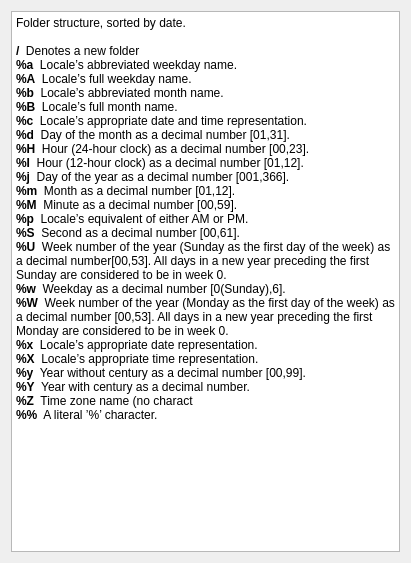
This is GUI/infoDates.ui in internetimagery/Photos-and-Image-Curation-System as Qt 5 draws it before an edit. The edited form follows.
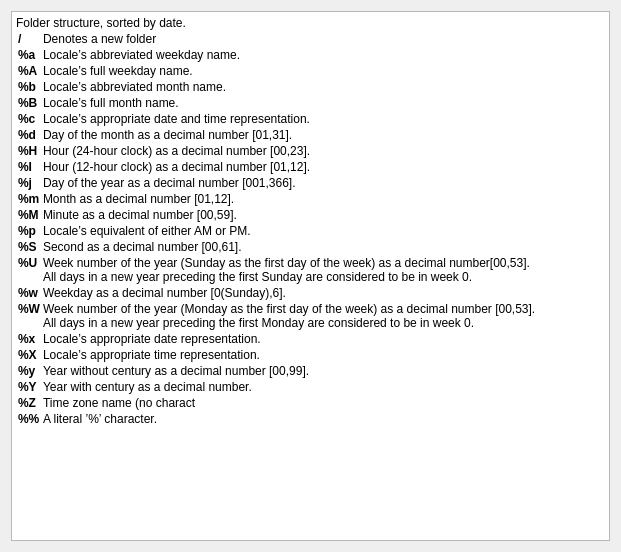
This is the edited form.

Patch:
```diff
--- a/GUI/infoDates.ui
+++ b/GUI/infoDates.ui
@@ -6,8 +6,8 @@
    <rect>
     <x>0</x>
     <y>0</y>
-    <width>411</width>
-    <height>563</height>
+    <width>621</width>
+    <height>552</height>
    </rect>
   </property>
   <property name="windowTitle">
@@ -23,29 +23,122 @@
 &lt;/style&gt;&lt;/head&gt;&lt;body style=&quot; font-family:'Noto Sans'; font-size:9pt; font-weight:400; font-style:normal;&quot;&gt;
 &lt;p style=&quot; margin-top:0px; margin-bottom:0px; margin-left:0px; margin-right:0px; -qt-block-indent:0; text-indent:0px;&quot;&gt;Folder structure, sorted by date.&lt;/p&gt;
 &lt;p style=&quot;-qt-paragraph-type:empty; margin-top:0px; margin-bottom:0px; margin-left:0px; margin-right:0px; -qt-block-indent:0; text-indent:0px;&quot;&gt;&lt;br /&gt;&lt;/p&gt;
-&lt;p style=&quot; margin-top:0px; margin-bottom:0px; margin-left:0px; margin-right:0px; -qt-block-indent:0; text-indent:0px;&quot;&gt;&lt;span style=&quot; font-weight:600;&quot;&gt;/  &lt;/span&gt;Denotes a new folder&lt;/p&gt;
-&lt;p style=&quot; margin-top:0px; margin-bottom:0px; margin-left:0px; margin-right:0px; -qt-block-indent:0; text-indent:0px;&quot;&gt;&lt;span style=&quot; font-weight:600;&quot;&gt;%a&lt;/span&gt;  Locale’s abbreviated weekday name.&lt;/p&gt;
-&lt;p style=&quot; margin-top:0px; margin-bottom:0px; margin-left:0px; margin-right:0px; -qt-block-indent:0; text-indent:0px;&quot;&gt;&lt;span style=&quot; font-weight:600;&quot;&gt;%A&lt;/span&gt;  Locale’s full weekday name.&lt;/p&gt;
-&lt;p style=&quot; margin-top:0px; margin-bottom:0px; margin-left:0px; margin-right:0px; -qt-block-indent:0; text-indent:0px;&quot;&gt;&lt;span style=&quot; font-weight:600;&quot;&gt;%b&lt;/span&gt;  Locale’s abbreviated month name.&lt;/p&gt;
-&lt;p style=&quot; margin-top:0px; margin-bottom:0px; margin-left:0px; margin-right:0px; -qt-block-indent:0; text-indent:0px;&quot;&gt;&lt;span style=&quot; font-weight:600;&quot;&gt;%B&lt;/span&gt;  Locale’s full month name.&lt;/p&gt;
-&lt;p style=&quot; margin-top:0px; margin-bottom:0px; margin-left:0px; margin-right:0px; -qt-block-indent:0; text-indent:0px;&quot;&gt;&lt;span style=&quot; font-weight:600;&quot;&gt;%c&lt;/span&gt;  Locale’s appropriate date and time representation.&lt;/p&gt;
-&lt;p style=&quot; margin-top:0px; margin-bottom:0px; margin-left:0px; margin-right:0px; -qt-block-indent:0; text-indent:0px;&quot;&gt;&lt;span style=&quot; font-weight:600;&quot;&gt;%d&lt;/span&gt;  Day of the month as a decimal number [01,31].&lt;/p&gt;
-&lt;p style=&quot; margin-top:0px; margin-bottom:0px; margin-left:0px; margin-right:0px; -qt-block-indent:0; text-indent:0px;&quot;&gt;&lt;span style=&quot; font-weight:600;&quot;&gt;%H&lt;/span&gt;  Hour (24-hour clock) as a decimal number [00,23].&lt;/p&gt;
-&lt;p style=&quot; margin-top:0px; margin-bottom:0px; margin-left:0px; margin-right:0px; -qt-block-indent:0; text-indent:0px;&quot;&gt;&lt;span style=&quot; font-weight:600;&quot;&gt;%I&lt;/span&gt;  Hour (12-hour clock) as a decimal number [01,12].&lt;/p&gt;
-&lt;p style=&quot; margin-top:0px; margin-bottom:0px; margin-left:0px; margin-right:0px; -qt-block-indent:0; text-indent:0px;&quot;&gt;&lt;span style=&quot; font-weight:600;&quot;&gt;%j&lt;/span&gt;  Day of the year as a decimal number [001,366].&lt;/p&gt;
-&lt;p style=&quot; margin-top:0px; margin-bottom:0px; margin-left:0px; margin-right:0px; -qt-block-indent:0; text-indent:0px;&quot;&gt;&lt;span style=&quot; font-weight:600;&quot;&gt;%m&lt;/span&gt;  Month as a decimal number [01,12].&lt;/p&gt;
-&lt;p style=&quot; margin-top:0px; margin-bottom:0px; margin-left:0px; margin-right:0px; -qt-block-indent:0; text-indent:0px;&quot;&gt;&lt;span style=&quot; font-weight:600;&quot;&gt;%M&lt;/span&gt;  Minute as a decimal number [00,59].&lt;/p&gt;
-&lt;p style=&quot; margin-top:0px; margin-bottom:0px; margin-left:0px; margin-right:0px; -qt-block-indent:0; text-indent:0px;&quot;&gt;&lt;span style=&quot; font-weight:600;&quot;&gt;%p&lt;/span&gt;  Locale’s equivalent of either AM or PM.&lt;/p&gt;
-&lt;p style=&quot; margin-top:0px; margin-bottom:0px; margin-left:0px; margin-right:0px; -qt-block-indent:0; text-indent:0px;&quot;&gt;&lt;span style=&quot; font-weight:600;&quot;&gt;%S&lt;/span&gt;  Second as a decimal number [00,61].&lt;/p&gt;
-&lt;p style=&quot; margin-top:0px; margin-bottom:0px; margin-left:0px; margin-right:0px; -qt-block-indent:0; text-indent:0px;&quot;&gt;&lt;span style=&quot; font-weight:600;&quot;&gt;%U&lt;/span&gt;  Week number of the year (Sunday as the first day of the week) as a decimal number[00,53]. All days in a new year preceding the first Sunday are considered to be in week 0.&lt;/p&gt;
-&lt;p style=&quot; margin-top:0px; margin-bottom:0px; margin-left:0px; margin-right:0px; -qt-block-indent:0; text-indent:0px;&quot;&gt;&lt;span style=&quot; font-weight:600;&quot;&gt;%w&lt;/span&gt;  Weekday as a decimal number [0(Sunday),6].&lt;/p&gt;
-&lt;p style=&quot; margin-top:0px; margin-bottom:0px; margin-left:0px; margin-right:0px; -qt-block-indent:0; text-indent:0px;&quot;&gt;&lt;span style=&quot; font-weight:600;&quot;&gt;%W&lt;/span&gt;  Week number of the year (Monday as the first day of the week) as a decimal number [00,53]. All days in a new year preceding the first Monday are considered to be in week 0.&lt;/p&gt;
-&lt;p style=&quot; margin-top:0px; margin-bottom:0px; margin-left:0px; margin-right:0px; -qt-block-indent:0; text-indent:0px;&quot;&gt;&lt;span style=&quot; font-weight:600;&quot;&gt;%x&lt;/span&gt;  Locale’s appropriate date representation.&lt;/p&gt;
-&lt;p style=&quot; margin-top:0px; margin-bottom:0px; margin-left:0px; margin-right:0px; -qt-block-indent:0; text-indent:0px;&quot;&gt;&lt;span style=&quot; font-weight:600;&quot;&gt;%X&lt;/span&gt;  Locale’s appropriate time representation.&lt;/p&gt;
-&lt;p style=&quot; margin-top:0px; margin-bottom:0px; margin-left:0px; margin-right:0px; -qt-block-indent:0; text-indent:0px;&quot;&gt;&lt;span style=&quot; font-weight:600;&quot;&gt;%y&lt;/span&gt;  Year without century as a decimal number [00,99].&lt;/p&gt;
-&lt;p style=&quot; margin-top:0px; margin-bottom:0px; margin-left:0px; margin-right:0px; -qt-block-indent:0; text-indent:0px;&quot;&gt;&lt;span style=&quot; font-weight:600;&quot;&gt;%Y&lt;/span&gt;  Year with century as a decimal number.&lt;/p&gt;
-&lt;p style=&quot; margin-top:0px; margin-bottom:0px; margin-left:0px; margin-right:0px; -qt-block-indent:0; text-indent:0px;&quot;&gt;&lt;span style=&quot; font-weight:600;&quot;&gt;%Z&lt;/span&gt;  Time zone name (no charact&lt;/p&gt;
-&lt;p style=&quot; margin-top:0px; margin-bottom:0px; margin-left:0px; margin-right:0px; -qt-block-indent:0; text-indent:0px;&quot;&gt;&lt;span style=&quot; font-weight:600;&quot;&gt;%%&lt;/span&gt;  A literal ’%’ character.&lt;/p&gt;&lt;/body&gt;&lt;/html&gt;</string>
+&lt;table border=&quot;0&quot; style=&quot; margin-top:0px; margin-bottom:0px; margin-left:0px; margin-right:0px;&quot; cellspacing=&quot;2&quot; cellpadding=&quot;0&quot;&gt;
+&lt;tr&gt;
+&lt;td&gt;
+&lt;p style=&quot; margin-top:0px; margin-bottom:0px; margin-left:0px; margin-right:0px; -qt-block-indent:0; text-indent:0px;&quot;&gt;&lt;span style=&quot; font-weight:600;&quot;&gt;/  &lt;/span&gt;&lt;/p&gt;&lt;/td&gt;
+&lt;td&gt;
+&lt;p style=&quot; margin-top:0px; margin-bottom:0px; margin-left:0px; margin-right:0px; -qt-block-indent:0; text-indent:0px;&quot;&gt;Denotes a new folder&lt;/p&gt;&lt;/td&gt;&lt;/tr&gt;
+&lt;tr&gt;
+&lt;td&gt;
+&lt;p style=&quot; margin-top:0px; margin-bottom:0px; margin-left:0px; margin-right:0px; -qt-block-indent:0; text-indent:0px;&quot;&gt;&lt;span style=&quot; font-weight:600;&quot;&gt;%a&lt;/span&gt;&lt;/p&gt;&lt;/td&gt;
+&lt;td&gt;
+&lt;p style=&quot; margin-top:0px; margin-bottom:0px; margin-left:0px; margin-right:0px; -qt-block-indent:0; text-indent:0px;&quot;&gt;Locale’s abbreviated weekday name.&lt;/p&gt;&lt;/td&gt;&lt;/tr&gt;
+&lt;tr&gt;
+&lt;td&gt;
+&lt;p style=&quot; margin-top:0px; margin-bottom:0px; margin-left:0px; margin-right:0px; -qt-block-indent:0; text-indent:0px;&quot;&gt;&lt;span style=&quot; font-weight:600;&quot;&gt;%A&lt;/span&gt;&lt;/p&gt;&lt;/td&gt;
+&lt;td&gt;
+&lt;p style=&quot; margin-top:0px; margin-bottom:0px; margin-left:0px; margin-right:0px; -qt-block-indent:0; text-indent:0px;&quot;&gt;Locale’s full weekday name.&lt;/p&gt;&lt;/td&gt;&lt;/tr&gt;
+&lt;tr&gt;
+&lt;td&gt;
+&lt;p style=&quot; margin-top:0px; margin-bottom:0px; margin-left:0px; margin-right:0px; -qt-block-indent:0; text-indent:0px;&quot;&gt;&lt;span style=&quot; font-weight:600;&quot;&gt;%b&lt;/span&gt;&lt;/p&gt;&lt;/td&gt;
+&lt;td&gt;
+&lt;p style=&quot; margin-top:0px; margin-bottom:0px; margin-left:0px; margin-right:0px; -qt-block-indent:0; text-indent:0px;&quot;&gt;Locale’s abbreviated month name.&lt;/p&gt;&lt;/td&gt;&lt;/tr&gt;
+&lt;tr&gt;
+&lt;td&gt;
+&lt;p style=&quot; margin-top:0px; margin-bottom:0px; margin-left:0px; margin-right:0px; -qt-block-indent:0; text-indent:0px;&quot;&gt;&lt;span style=&quot; font-weight:600;&quot;&gt;%B&lt;/span&gt;&lt;/p&gt;&lt;/td&gt;
+&lt;td&gt;
+&lt;p style=&quot; margin-top:0px; margin-bottom:0px; margin-left:0px; margin-right:0px; -qt-block-indent:0; text-indent:0px;&quot;&gt;Locale’s full month name.&lt;/p&gt;&lt;/td&gt;&lt;/tr&gt;
+&lt;tr&gt;
+&lt;td&gt;
+&lt;p style=&quot; margin-top:0px; margin-bottom:0px; margin-left:0px; margin-right:0px; -qt-block-indent:0; text-indent:0px;&quot;&gt;&lt;span style=&quot; font-weight:600;&quot;&gt;%c&lt;/span&gt;&lt;/p&gt;&lt;/td&gt;
+&lt;td&gt;
+&lt;p style=&quot; margin-top:0px; margin-bottom:0px; margin-left:0px; margin-right:0px; -qt-block-indent:0; text-indent:0px;&quot;&gt;Locale’s appropriate date and time representation.&lt;/p&gt;&lt;/td&gt;&lt;/tr&gt;
+&lt;tr&gt;
+&lt;td&gt;
+&lt;p style=&quot; margin-top:0px; margin-bottom:0px; margin-left:0px; margin-right:0px; -qt-block-indent:0; text-indent:0px;&quot;&gt;&lt;span style=&quot; font-weight:600;&quot;&gt;%d&lt;/span&gt;&lt;/p&gt;&lt;/td&gt;
+&lt;td&gt;
+&lt;p style=&quot; margin-top:0px; margin-bottom:0px; margin-left:0px; margin-right:0px; -qt-block-indent:0; text-indent:0px;&quot;&gt;Day of the month as a decimal number [01,31].&lt;/p&gt;&lt;/td&gt;&lt;/tr&gt;
+&lt;tr&gt;
+&lt;td&gt;
+&lt;p style=&quot; margin-top:0px; margin-bottom:0px; margin-left:0px; margin-right:0px; -qt-block-indent:0; text-indent:0px;&quot;&gt;&lt;span style=&quot; font-weight:600;&quot;&gt;%H&lt;/span&gt;&lt;/p&gt;&lt;/td&gt;
+&lt;td&gt;
+&lt;p style=&quot; margin-top:0px; margin-bottom:0px; margin-left:0px; margin-right:0px; -qt-block-indent:0; text-indent:0px;&quot;&gt;Hour (24-hour clock) as a decimal number [00,23].&lt;/p&gt;&lt;/td&gt;&lt;/tr&gt;
+&lt;tr&gt;
+&lt;td&gt;
+&lt;p style=&quot; margin-top:0px; margin-bottom:0px; margin-left:0px; margin-right:0px; -qt-block-indent:0; text-indent:0px;&quot;&gt;&lt;span style=&quot; font-weight:600;&quot;&gt;%I&lt;/span&gt;&lt;/p&gt;&lt;/td&gt;
+&lt;td&gt;
+&lt;p style=&quot; margin-top:0px; margin-bottom:0px; margin-left:0px; margin-right:0px; -qt-block-indent:0; text-indent:0px;&quot;&gt;Hour (12-hour clock) as a decimal number [01,12].&lt;/p&gt;&lt;/td&gt;&lt;/tr&gt;
+&lt;tr&gt;
+&lt;td&gt;
+&lt;p style=&quot; margin-top:0px; margin-bottom:0px; margin-left:0px; margin-right:0px; -qt-block-indent:0; text-indent:0px;&quot;&gt;&lt;span style=&quot; font-weight:600;&quot;&gt;%j&lt;/span&gt;&lt;/p&gt;&lt;/td&gt;
+&lt;td&gt;
+&lt;p style=&quot; margin-top:0px; margin-bottom:0px; margin-left:0px; margin-right:0px; -qt-block-indent:0; text-indent:0px;&quot;&gt;Day of the year as a decimal number [001,366].&lt;/p&gt;&lt;/td&gt;&lt;/tr&gt;
+&lt;tr&gt;
+&lt;td&gt;
+&lt;p style=&quot; margin-top:0px; margin-bottom:0px; margin-left:0px; margin-right:0px; -qt-block-indent:0; text-indent:0px;&quot;&gt;&lt;span style=&quot; font-weight:600;&quot;&gt;%m&lt;/span&gt;&lt;/p&gt;&lt;/td&gt;
+&lt;td&gt;
+&lt;p style=&quot; margin-top:0px; margin-bottom:0px; margin-left:0px; margin-right:0px; -qt-block-indent:0; text-indent:0px;&quot;&gt;Month as a decimal number [01,12].&lt;/p&gt;&lt;/td&gt;&lt;/tr&gt;
+&lt;tr&gt;
+&lt;td&gt;
+&lt;p style=&quot; margin-top:0px; margin-bottom:0px; margin-left:0px; margin-right:0px; -qt-block-indent:0; text-indent:0px;&quot;&gt;&lt;span style=&quot; font-weight:600;&quot;&gt;%M&lt;/span&gt;&lt;/p&gt;&lt;/td&gt;
+&lt;td&gt;
+&lt;p style=&quot; margin-top:0px; margin-bottom:0px; margin-left:0px; margin-right:0px; -qt-block-indent:0; text-indent:0px;&quot;&gt;Minute as a decimal number [00,59].&lt;/p&gt;&lt;/td&gt;&lt;/tr&gt;
+&lt;tr&gt;
+&lt;td&gt;
+&lt;p style=&quot; margin-top:0px; margin-bottom:0px; margin-left:0px; margin-right:0px; -qt-block-indent:0; text-indent:0px;&quot;&gt;&lt;span style=&quot; font-weight:600;&quot;&gt;%p&lt;/span&gt;&lt;/p&gt;&lt;/td&gt;
+&lt;td&gt;
+&lt;p style=&quot; margin-top:0px; margin-bottom:0px; margin-left:0px; margin-right:0px; -qt-block-indent:0; text-indent:0px;&quot;&gt;Locale’s equivalent of either AM or PM.&lt;/p&gt;&lt;/td&gt;&lt;/tr&gt;
+&lt;tr&gt;
+&lt;td&gt;
+&lt;p style=&quot; margin-top:0px; margin-bottom:0px; margin-left:0px; margin-right:0px; -qt-block-indent:0; text-indent:0px;&quot;&gt;&lt;span style=&quot; font-weight:600;&quot;&gt;%S&lt;/span&gt;&lt;/p&gt;&lt;/td&gt;
+&lt;td&gt;
+&lt;p style=&quot; margin-top:0px; margin-bottom:0px; margin-left:0px; margin-right:0px; -qt-block-indent:0; text-indent:0px;&quot;&gt;Second as a decimal number [00,61].&lt;/p&gt;&lt;/td&gt;&lt;/tr&gt;
+&lt;tr&gt;
+&lt;td&gt;
+&lt;p style=&quot; margin-top:0px; margin-bottom:0px; margin-left:0px; margin-right:0px; -qt-block-indent:0; text-indent:0px;&quot;&gt;&lt;span style=&quot; font-weight:600;&quot;&gt;%U&lt;/span&gt;&lt;/p&gt;&lt;/td&gt;
+&lt;td&gt;
+&lt;p style=&quot; margin-top:0px; margin-bottom:0px; margin-left:0px; margin-right:0px; -qt-block-indent:0; text-indent:0px;&quot;&gt;Week number of the year (Sunday as the first day of the week) as a decimal number[00,53].&lt;br /&gt;All days in a new year preceding the first Sunday are considered to be in week 0.&lt;/p&gt;&lt;/td&gt;&lt;/tr&gt;
+&lt;tr&gt;
+&lt;td&gt;
+&lt;p style=&quot; margin-top:0px; margin-bottom:0px; margin-left:0px; margin-right:0px; -qt-block-indent:0; text-indent:0px;&quot;&gt;&lt;span style=&quot; font-weight:600;&quot;&gt;%w&lt;/span&gt;&lt;/p&gt;&lt;/td&gt;
+&lt;td&gt;
+&lt;p style=&quot; margin-top:0px; margin-bottom:0px; margin-left:0px; margin-right:0px; -qt-block-indent:0; text-indent:0px;&quot;&gt;Weekday as a decimal number [0(Sunday),6].&lt;/p&gt;&lt;/td&gt;&lt;/tr&gt;
+&lt;tr&gt;
+&lt;td&gt;
+&lt;p style=&quot; margin-top:0px; margin-bottom:0px; margin-left:0px; margin-right:0px; -qt-block-indent:0; text-indent:0px;&quot;&gt;&lt;span style=&quot; font-weight:600;&quot;&gt;%W&lt;/span&gt;&lt;/p&gt;&lt;/td&gt;
+&lt;td&gt;
+&lt;p style=&quot; margin-top:0px; margin-bottom:0px; margin-left:0px; margin-right:0px; -qt-block-indent:0; text-indent:0px;&quot;&gt;Week number of the year (Monday as the first day of the week) as a decimal number [00,53].&lt;br /&gt;All days in a new year preceding the first Monday are considered to be in week 0.&lt;/p&gt;&lt;/td&gt;&lt;/tr&gt;
+&lt;tr&gt;
+&lt;td&gt;
+&lt;p style=&quot; margin-top:0px; margin-bottom:0px; margin-left:0px; margin-right:0px; -qt-block-indent:0; text-indent:0px;&quot;&gt;&lt;span style=&quot; font-weight:600;&quot;&gt;%x&lt;/span&gt;&lt;/p&gt;&lt;/td&gt;
+&lt;td&gt;
+&lt;p style=&quot; margin-top:0px; margin-bottom:0px; margin-left:0px; margin-right:0px; -qt-block-indent:0; text-indent:0px;&quot;&gt;Locale’s appropriate date representation.&lt;/p&gt;&lt;/td&gt;&lt;/tr&gt;
+&lt;tr&gt;
+&lt;td&gt;
+&lt;p style=&quot; margin-top:0px; margin-bottom:0px; margin-left:0px; margin-right:0px; -qt-block-indent:0; text-indent:0px;&quot;&gt;&lt;span style=&quot; font-weight:600;&quot;&gt;%X&lt;/span&gt;&lt;/p&gt;&lt;/td&gt;
+&lt;td&gt;
+&lt;p style=&quot; margin-top:0px; margin-bottom:0px; margin-left:0px; margin-right:0px; -qt-block-indent:0; text-indent:0px;&quot;&gt;Locale’s appropriate time representation.&lt;/p&gt;&lt;/td&gt;&lt;/tr&gt;
+&lt;tr&gt;
+&lt;td&gt;
+&lt;p style=&quot; margin-top:0px; margin-bottom:0px; margin-left:0px; margin-right:0px; -qt-block-indent:0; text-indent:0px;&quot;&gt;&lt;span style=&quot; font-weight:600;&quot;&gt;%y&lt;/span&gt;&lt;/p&gt;&lt;/td&gt;
+&lt;td&gt;
+&lt;p style=&quot; margin-top:0px; margin-bottom:0px; margin-left:0px; margin-right:0px; -qt-block-indent:0; text-indent:0px;&quot;&gt;Year without century as a decimal number [00,99].&lt;/p&gt;&lt;/td&gt;&lt;/tr&gt;
+&lt;tr&gt;
+&lt;td&gt;
+&lt;p style=&quot; margin-top:0px; margin-bottom:0px; margin-left:0px; margin-right:0px; -qt-block-indent:0; text-indent:0px;&quot;&gt;&lt;span style=&quot; font-weight:600;&quot;&gt;%Y&lt;/span&gt;&lt;/p&gt;&lt;/td&gt;
+&lt;td&gt;
+&lt;p style=&quot; margin-top:0px; margin-bottom:0px; margin-left:0px; margin-right:0px; -qt-block-indent:0; text-indent:0px;&quot;&gt;Year with century as a decimal number.&lt;/p&gt;&lt;/td&gt;&lt;/tr&gt;
+&lt;tr&gt;
+&lt;td&gt;
+&lt;p style=&quot; margin-top:0px; margin-bottom:0px; margin-left:0px; margin-right:0px; -qt-block-indent:0; text-indent:0px;&quot;&gt;&lt;span style=&quot; font-weight:600;&quot;&gt;%Z&lt;/span&gt;&lt;/p&gt;&lt;/td&gt;
+&lt;td&gt;
+&lt;p style=&quot; margin-top:0px; margin-bottom:0px; margin-left:0px; margin-right:0px; -qt-block-indent:0; text-indent:0px;&quot;&gt;Time zone name (no charact&lt;/p&gt;&lt;/td&gt;&lt;/tr&gt;
+&lt;tr&gt;
+&lt;td&gt;
+&lt;p style=&quot; margin-top:0px; margin-bottom:0px; margin-left:0px; margin-right:0px; -qt-block-indent:0; text-indent:0px;&quot;&gt;&lt;span style=&quot; font-weight:600;&quot;&gt;%%&lt;/span&gt;&lt;/p&gt;&lt;/td&gt;
+&lt;td&gt;
+&lt;p style=&quot; margin-top:0px; margin-bottom:0px; margin-left:0px; margin-right:0px; -qt-block-indent:0; text-indent:0px;&quot;&gt;A literal ’%’ character.&lt;/p&gt;&lt;/td&gt;&lt;/tr&gt;&lt;/table&gt;&lt;/body&gt;&lt;/html&gt;</string>
      </property>
     </widget>
    </item>
```
